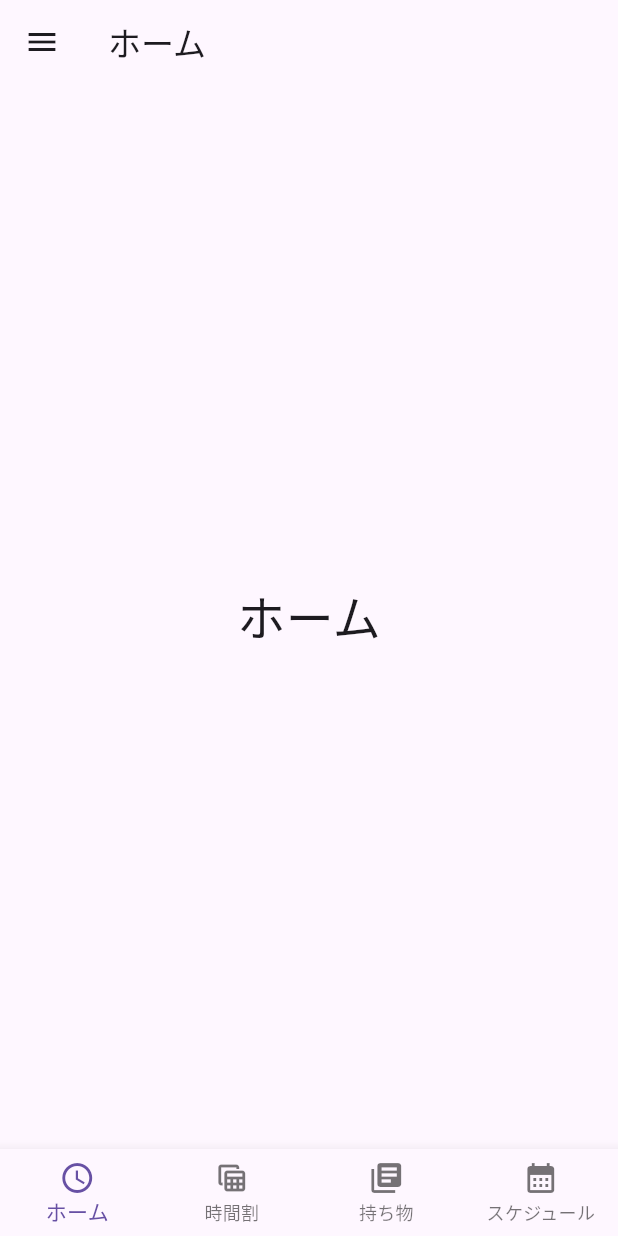
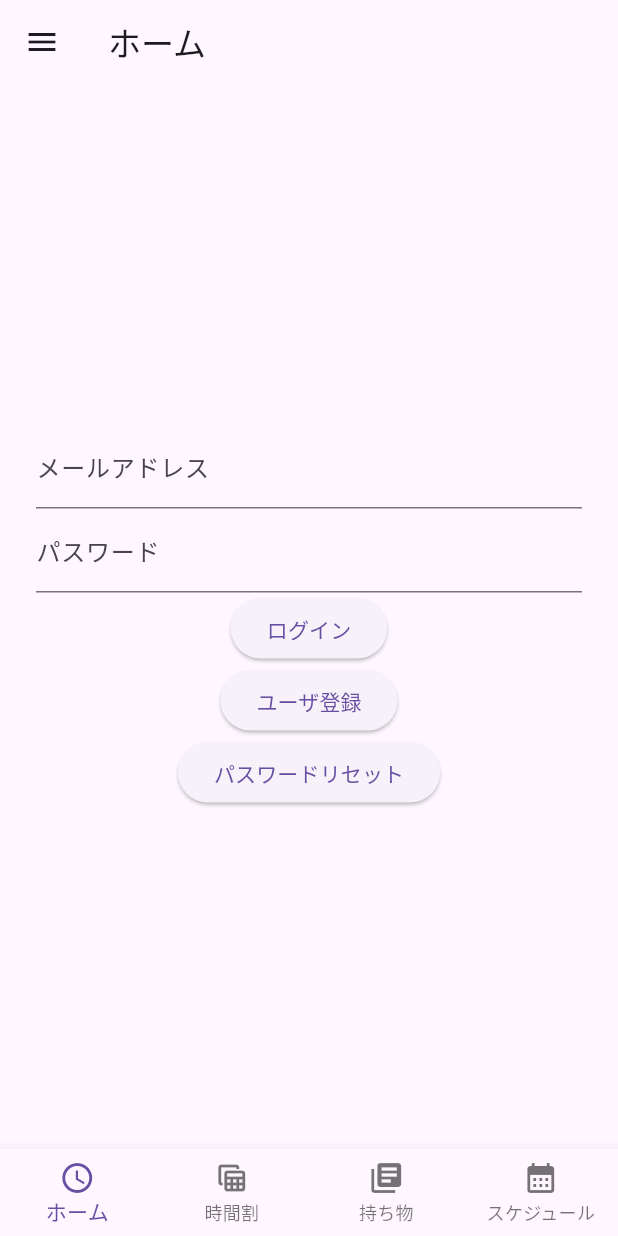
Before and after one commit to OMEGA-himajin/remind-dev, a Flutter app: the screen it shows after launch, on a phone screen of 412 x 824 dp. Run offline on Flutter 3.47's test engine with Material 3 defaults, Android fonts, the phone set to English and light mode, and no system bars; our stand-ins replace firebase_auth, firebase_core; accounts and stored records are empty; statements that could not run were skipped.

Commit message:
ログイン認証機能をつくりました

```diff
--- a/lib/screens/home.dart
+++ b/lib/screens/home.dart
@@ -1,36 +1,203 @@
+import 'package:flutter/cupertino.dart';
 import 'package:flutter/material.dart';
+import 'package:firebase_auth/firebase_auth.dart';
+import 'package:firebase_core/firebase_core.dart';
+import 'package:flutter/widgets.dart';
+String? _errorMessage;
+class HomeScreen extends StatefulWidget {
+  const HomeScreen({Key? key}) : super(key: key);
 
-class HomeScreen extends StatelessWidget {
-  const HomeScreen({super.key});
+  @override
+  _HomeScreenState createState() => _HomeScreenState();
+}
+
+class _HomeScreenState extends State<HomeScreen> {
+  // FirebaseAuth インスタンス
+  final FirebaseAuth _auth = FirebaseAuth.instance;
+
+  // ログイン状態を保持する変数
+  User? _user;
+
+  // 入力したメールアドレス・パスワード
+  String _email = '';
+  String _password = '';
+
+  @override
+  void initState() {
+    super.initState();
+    // ログイン状態の変化を監視
+    _auth.authStateChanges().listen((User? user) {
+      setState(() {
+        _user = user;
+      });
+    });
+  }
 
   @override
   Widget build(BuildContext context) {
-
-
     return Scaffold(
       appBar: AppBar(
         title: const Text('ホーム'),
       ),
       drawer: Drawer(
         child: ListView(
-          children: const <Widget>[
+          children: <Widget>[
             DrawerHeader(
               child: Text('Drawer Header'),
             ),
             ListTile(
               title: Text("Item 1"),
-            trailing: Icon(Icons.arrow_forward),
+              trailing: const Icon(Icons.arrow_forward),
             ),
             ListTile(
               title: Text("Item 2"),
-            trailing: Icon(Icons.arrow_forward),
+              trailing: const Icon(Icons.arrow_forward),
+            ),
+            if (_user != null) // ログインしている場合のみ表示
+              ListTile(
+                title: const Text("Sign Out"),
+                onTap: _signOut,
               ),
           ],
         ),
       ),
-      body: const Center(
-          child: Text('ホーム', style: TextStyle(fontSize: 32.0))),
+      body: _user == null ? _buildSignInForm() : _buildUserInfo(),
     );
+  }
 
+  Widget _buildSignInForm() {
+    return Center(
+      child: Container(
+        padding: const EdgeInsets.all(24),
+        child: Column(
+          mainAxisAlignment: MainAxisAlignment.center,
+          children: <Widget>[
+            // メールアドレス入力用テキストフィールド
+            TextFormField(
+              decoration: const InputDecoration(labelText: 'メールアドレス'),
+              onChanged: (String value) {
+                setState(() {
+                  _email = value;
+                });
+              },
+            ),
+            // パスワード入力用テキストフィールド
+            TextFormField(
+              decoration: const InputDecoration(labelText: 'パスワード'),
+              obscureText: true,
+              onChanged: (String value) {
+                setState(() {
+                  _password = value;
+                });
+              },
+            ),
+            // ログインボタン
+            ElevatedButton(
+              child: const Text('ログイン'),
+              onPressed: () async {
+                try {
+                  // メール/パスワードでログイン
+                  await _auth.signInWithEmailAndPassword(
+                    email: _email,
+                    password: _password,
+                  );
+                } catch (e) {
+                  setState(() {
+                    _errorMessage = e.toString(); // エラーメッセージを保持
+                    _error_log();
+                  });
+                  print(e);
+                }
+              },
+            ),
+            ElevatedButton(
+                child: const Text('ユーザ登録'),
+                onPressed: () async {
+                  try {
+                    final User? user = (await FirebaseAuth.instance
+                            .createUserWithEmailAndPassword(
+                                email: _email, password: _password))
+                        .user;
+                    if (user != null)
+                      print("ユーザ登録しました ${user.email} , ${user.uid}");
+                  } catch (e) {
+                    setState(() {
+                    _errorMessage = e.toString(); // エラーメッセージを保持
+                    _error_log();
+                  });
+                    print(e);
+                  }
+                },
+              ),
+              ElevatedButton(
+                  child: const Text('パスワードリセット'),
+                  onPressed: () async {
+                    try {
+                      await FirebaseAuth.instance
+                          .sendPasswordResetEmail(email: _email);
+                      print("パスワードリセット用のメールを送信しました");
+                    } catch (e) {
+                      print(e);
+                      setState(() {
+                    _errorMessage = e.toString();// エラーメッセージを保持
+                    _error_log();
+                  });
+                    }
+                  }),
+                  _error_log()
+          ],
+        ),
+      ),
+    );
+  }
+
+Widget _error_log(){
+  if(_errorMessage!=null)
+  {
+
+    return Text(_errorMessage.toString(),style: TextStyle(color: Colors.red));
+  }
+  // エラーメッセージが null の場合は何も返さない
+  return SizedBox(); // または適切な空のウィジェットを返す
+}
+
+
+  Widget _buildUserInfo() {
+    return Center(
+      child: Text(
+        'ようこそ ${_user!.email} さん',
+        style: const TextStyle(fontSize: 20),
+      ),
+    );
+  }
+
+  // サインアウト処理
+  void _signOut() async {
+    try {
+      await _auth.signOut();
+    } catch (e) {
+      print(e);
     }
   }
+}
+
+void main() async {
+  WidgetsFlutterBinding.ensureInitialized();
+  await Firebase.initializeApp();
+  runApp(const MyApp());
+}
+
+class MyApp extends StatelessWidget {
+  const MyApp({Key? key}) : super(key: key);
+
+  @override
+  Widget build(BuildContext context) {
+    return MaterialApp(
+      title: 'Flutter Demo',
+      theme: ThemeData(
+        primarySwatch: Colors.blue,
+      ),
+      home: const HomeScreen(),
+    );
+  }
+}
```
Also changed, not shown: lib/main.dart (+14 -5 lines), pubspec.yaml (+6 -77 lines), firebase.json (added), lib/firebase_options.dart (added), pubspec.lock, 4 other files. Lines whose indentation alone changed are shown as unchanged.
